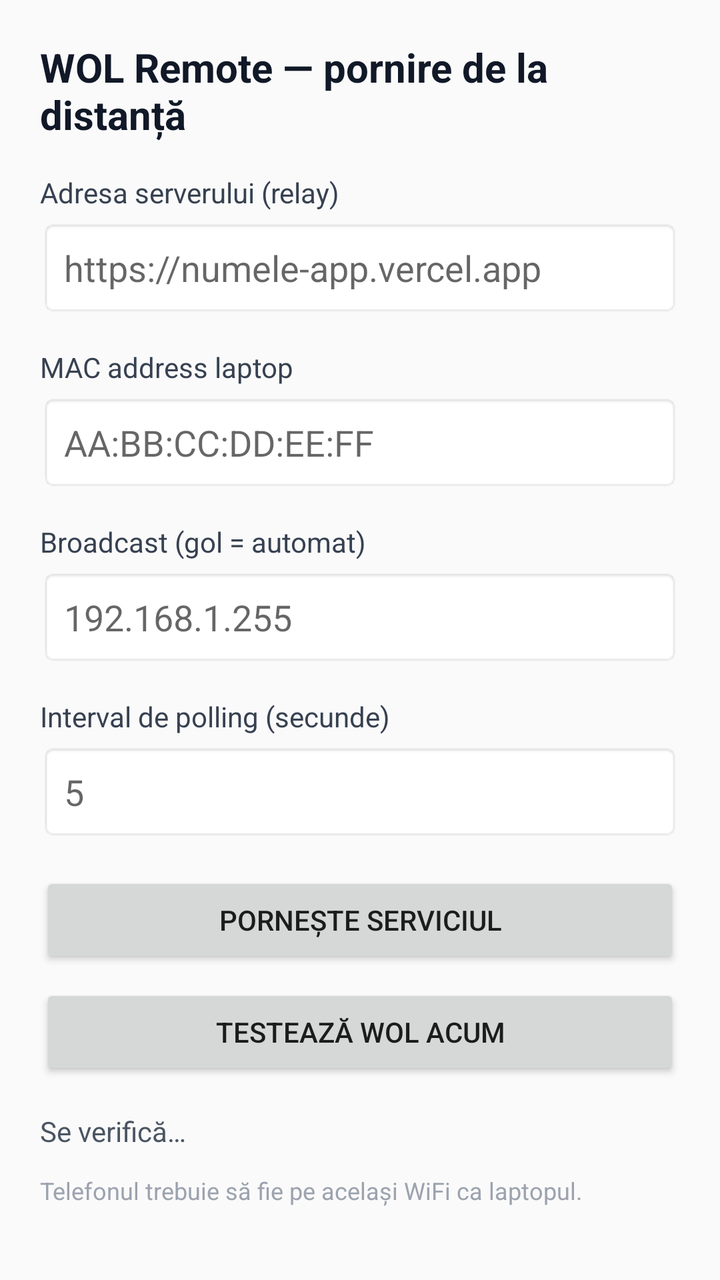
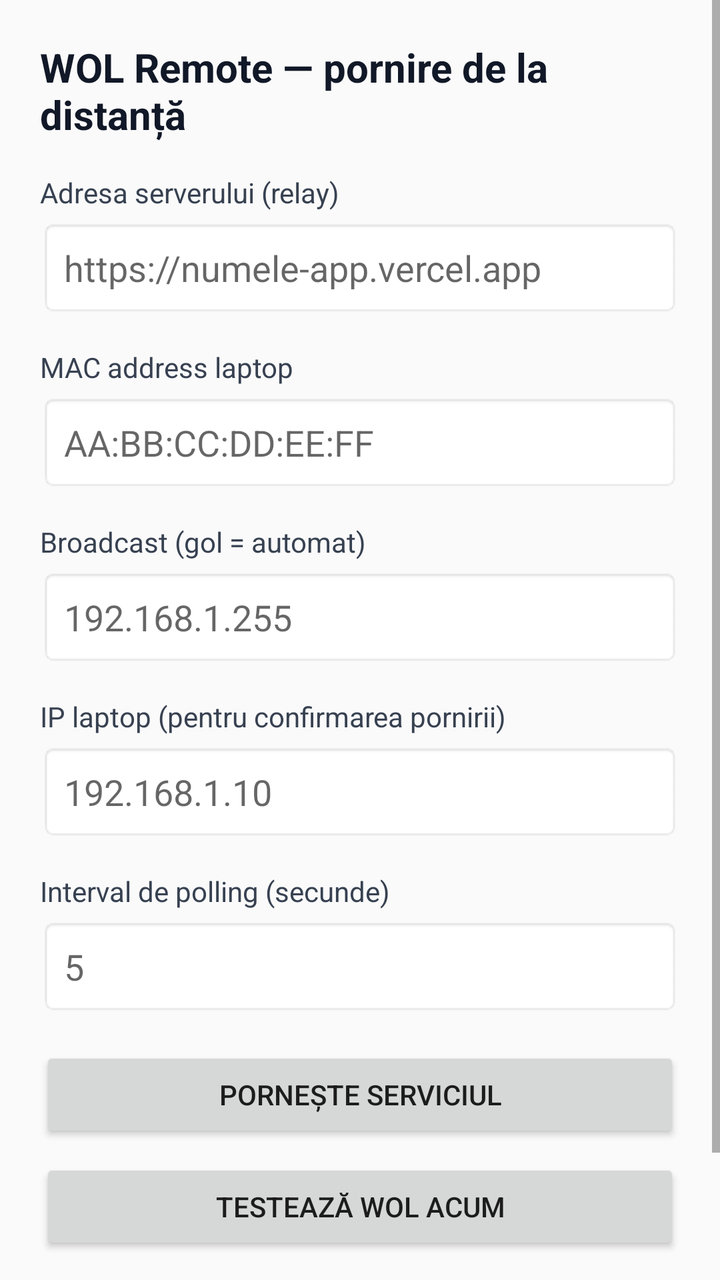

Two renders of the same Android screen: before a commit and after it. Below are the layout's source before the change and the commit's diff.
<!-- AndroidManifest.xml: application theme android:Theme.Material.Light -->
<!-- res/layout/activity_main.xml -->
<?xml version="1.0" encoding="utf-8"?>
<ScrollView xmlns:android="http://schemas.android.com/apk/res/android"
    android:layout_width="match_parent"
    android:layout_height="match_parent"
    android:fillViewport="true">

    <LinearLayout
        android:layout_width="match_parent"
        android:layout_height="wrap_content"
        android:orientation="vertical"
        android:padding="20dp">

        <TextView
            android:layout_width="match_parent"
            android:layout_height="wrap_content"
            android:text="@string/title"
            android:textSize="20sp"
            android:textStyle="bold"
            android:textColor="#111827"
            android:paddingBottom="16dp" />

        <TextView
            android:layout_width="match_parent"
            android:layout_height="wrap_content"
            android:text="@string/label_server"
            android:textSize="14sp"
            android:textColor="#374151"
            android:paddingBottom="4dp" />

        <EditText
            android:id="@+id/server_input"
            android:layout_width="match_parent"
            android:layout_height="wrap_content"
            android:hint="@string/hint_server"
            android:inputType="textUri"
            android:autofillHints="url"
            android:padding="12dp"
            android:background="@android:drawable/editbox_background"
            android:layout_marginBottom="16dp" />

        <TextView
            android:layout_width="match_parent"
            android:layout_height="wrap_content"
            android:text="@string/label_mac"
            android:textSize="14sp"
            android:textColor="#374151"
            android:paddingBottom="4dp" />

        <EditText
            android:id="@+id/mac_input"
            android:layout_width="match_parent"
            android:layout_height="wrap_content"
            android:hint="@string/hint_mac"
            android:inputType="text"
            android:textAllCaps="true"
            android:padding="12dp"
            android:background="@android:drawable/editbox_background"
            android:layout_marginBottom="16dp" />

        <TextView
            android:layout_width="match_parent"
            android:layout_height="wrap_content"
            android:text="@string/label_broadcast"
            android:textSize="14sp"
            android:textColor="#374151"
            android:paddingBottom="4dp" />

        <EditText
            android:id="@+id/broadcast_input"
            android:layout_width="match_parent"
            android:layout_height="wrap_content"
            android:hint="@string/hint_broadcast"
            android:inputType="text"
            android:padding="12dp"
            android:background="@android:drawable/editbox_background"
            android:layout_marginBottom="16dp" />

        <TextView
            android:layout_width="match_parent"
            android:layout_height="wrap_content"
            android:text="@string/label_interval"
            android:textSize="14sp"
            android:textColor="#374151"
            android:paddingBottom="4dp" />

        <EditText
            android:id="@+id/interval_input"
            android:layout_width="match_parent"
            android:layout_height="wrap_content"
            android:hint="@string/hint_interval"
            android:inputType="number"
            android:padding="12dp"
            android:background="@android:drawable/editbox_background"
            android:layout_marginBottom="16dp" />

        <Button
            android:id="@+id/toggle_button"
            android:layout_width="match_parent"
            android:layout_height="wrap_content"
            android:text="PORNEȘTE serviciul"
            android:padding="14dp"
            android:layout_marginBottom="8dp" />

        <Button
            android:id="@+id/test_button"
            android:layout_width="match_parent"
            android:layout_height="wrap_content"
            android:text="Testează WOL acum"
            android:padding="14dp"
            android:layout_marginBottom="16dp" />

        <TextView
            android:id="@+id/status_text"
            android:layout_width="match_parent"
            android:layout_height="wrap_content"
            android:text="@string/status_loading"
            android:textSize="14sp"
            android:textColor="#4B5563"
            android:paddingBottom="12dp" />

        <TextView
            android:layout_width="match_parent"
            android:layout_height="wrap_content"
            android:text="@string/note"
            android:textSize="12sp"
            android:textColor="#9CA3AF" />
    </LinearLayout>
</ScrollView>
<!-- resources referenced by this layout -->
<resources>
  <string name="hint_broadcast">192.168.1.255</string>
  <string name="hint_interval">5</string>
  <string name="hint_mac">AA:BB:CC:DD:EE:FF</string>
  <string name="hint_server">https://numele-app.vercel.app</string>
  <string name="label_broadcast">Broadcast (gol = automat)</string>
  <string name="label_interval">Interval de polling (secunde)</string>
  <string name="label_mac">MAC address laptop</string>
  <string name="label_server">Adresa serverului (relay)</string>
  <string name="note">Telefonul trebuie să fie pe același WiFi ca laptopul.</string>
  <string name="status_loading">Se verifică…</string>
  <string name="title">WOL Remote — pornire de la distanță</string>
</resources>

<!-- the commit's change to res/layout/activity_main.xml (unified diff, before → after) -->
@@ -78,6 +78,24 @@
         <TextView
             android:layout_width="match_parent"
             android:layout_height="wrap_content"
+            android:text="@string/label_target_ip"
+            android:textSize="14sp"
+            android:textColor="#374151"
+            android:paddingBottom="4dp" />
+
+        <EditText
+            android:id="@+id/target_ip_input"
+            android:layout_width="match_parent"
+            android:layout_height="wrap_content"
+            android:hint="@string/hint_target_ip"
+            android:inputType="text"
+            android:padding="12dp"
+            android:background="@android:drawable/editbox_background"
+            android:layout_marginBottom="16dp" />
+
+        <TextView
+            android:layout_width="match_parent"
+            android:layout_height="wrap_content"
             android:text="@string/label_interval"
             android:textSize="14sp"
             android:textColor="#374151"
<!-- resource entries referenced after the edit -->
@@ -4,10 +4,12 @@
   <string name="hint_interval">5</string>
   <string name="hint_mac">AA:BB:CC:DD:EE:FF</string>
   <string name="hint_server">https://numele-app.vercel.app</string>
+  <string name="hint_target_ip">192.168.1.10</string>
   <string name="label_broadcast">Broadcast (gol = automat)</string>
   <string name="label_interval">Interval de polling (secunde)</string>
   <string name="label_mac">MAC address laptop</string>
   <string name="label_server">Adresa serverului (relay)</string>
+  <string name="label_target_ip">IP laptop (pentru confirmarea pornirii)</string>
   <string name="note">Telefonul trebuie să fie pe același WiFi ca laptopul.</string>
   <string name="status_loading">Se verifică…</string>
   <string name="title">WOL Remote — pornire de la distanță</string>
